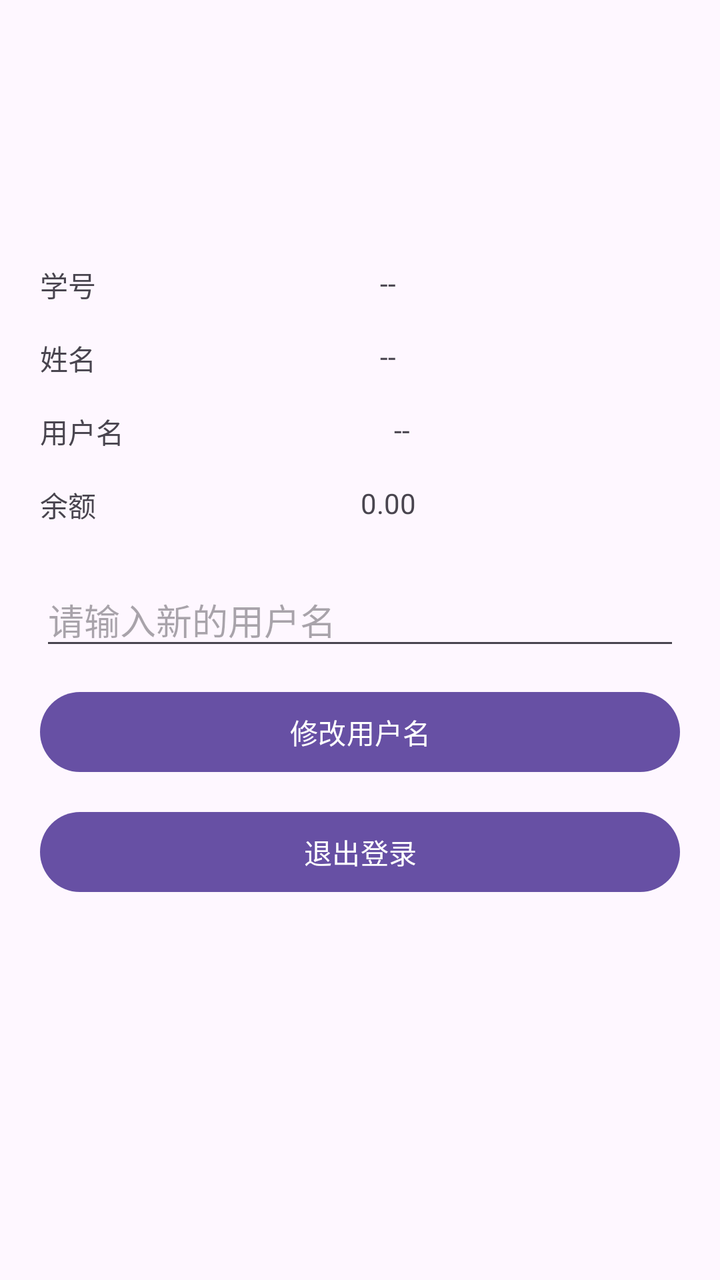
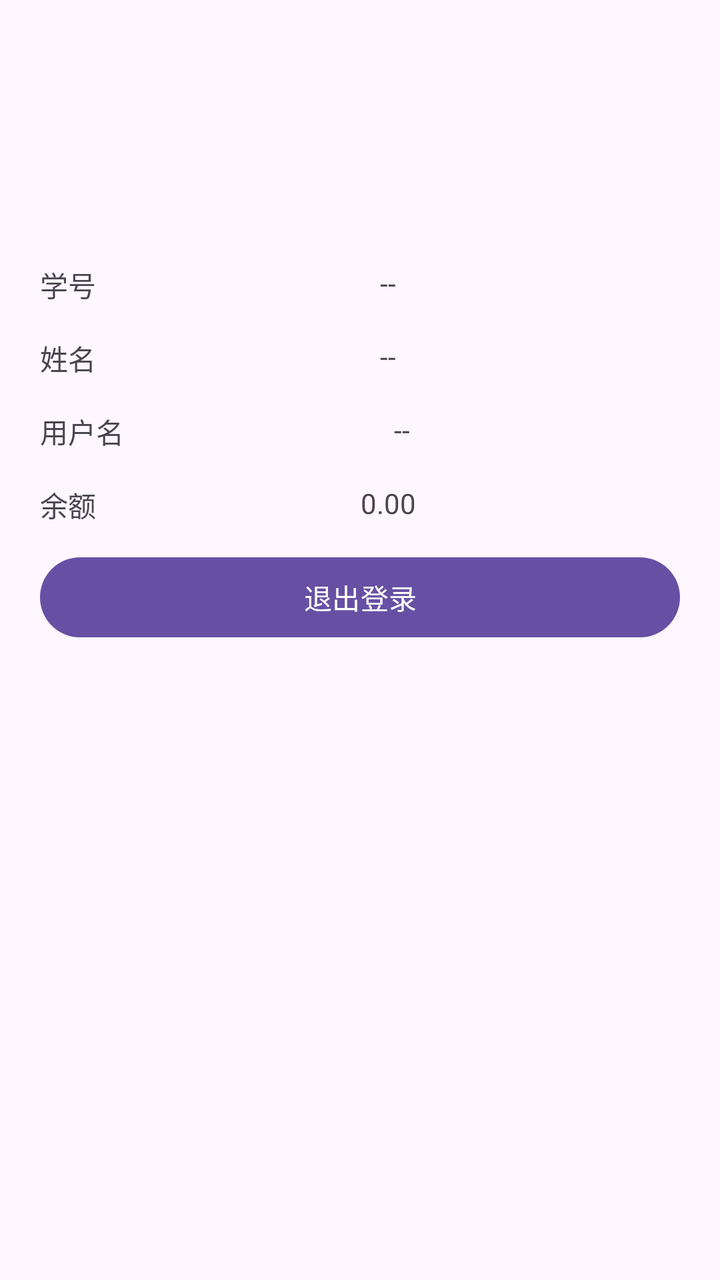

Screens rendered from an Android XML layout before and after an edit, with the pre-edit source and the edit as a unified diff.
<!-- AndroidManifest.xml: application theme Theme.TESTD -->
<!-- res/layout/fragment_profile.xml -->
<?xml version="1.0" encoding="utf-8"?>
<androidx.constraintlayout.widget.ConstraintLayout xmlns:android="http://schemas.android.com/apk/res/android"
    xmlns:app="http://schemas.android.com/apk/res-auto"
    android:layout_width="match_parent"
    android:layout_height="match_parent"
    android:padding="20dp">

    <ImageView
        android:id="@+id/ivAvatar"
        android:layout_width="96dp"
        android:layout_height="96dp"
        android:contentDescription="@string/avatar"
        app:layout_constraintEnd_toEndOf="parent"
        app:layout_constraintStart_toStartOf="parent"
        app:layout_constraintTop_toTopOf="parent" />

    <TextView
        android:id="@+id/labelStudentId"
        android:layout_width="wrap_content"
        android:layout_height="wrap_content"
        android:layout_marginTop="16dp"
        android:text="@string/student_id_label"
        app:layout_constraintStart_toStartOf="parent"
        app:layout_constraintTop_toBottomOf="@id/ivAvatar" />

    <TextView
        android:id="@+id/tvStudentId"
        android:layout_width="0dp"
        android:layout_height="wrap_content"
        android:text="--"
        app:layout_constraintEnd_toEndOf="parent"
        app:layout_constraintStart_toEndOf="@id/labelStudentId"
        app:layout_constraintTop_toTopOf="@id/labelStudentId"
        app:layout_constraintWidth_default="wrap" />

    <TextView
        android:id="@+id/labelName"
        android:layout_width="wrap_content"
        android:layout_height="wrap_content"
        android:layout_marginTop="16dp"
        android:text="@string/name_label"
        app:layout_constraintStart_toStartOf="parent"
        app:layout_constraintTop_toBottomOf="@id/labelStudentId" />

    <TextView
        android:id="@+id/tvName"
        android:layout_width="0dp"
        android:layout_height="wrap_content"
        android:text="--"
        app:layout_constraintEnd_toEndOf="parent"
        app:layout_constraintStart_toEndOf="@id/labelName"
        app:layout_constraintTop_toTopOf="@id/labelName"
        app:layout_constraintWidth_default="wrap" />

    <TextView
        android:id="@+id/labelUsername"
        android:layout_width="wrap_content"
        android:layout_height="wrap_content"
        android:layout_marginTop="16dp"
        android:text="@string/username_label"
        app:layout_constraintStart_toStartOf="parent"
        app:layout_constraintTop_toBottomOf="@id/labelName" />

    <TextView
        android:id="@+id/tvUsername"
        android:layout_width="0dp"
        android:layout_height="wrap_content"
        android:text="--"
        app:layout_constraintEnd_toEndOf="parent"
        app:layout_constraintStart_toEndOf="@id/labelUsername"
        app:layout_constraintTop_toTopOf="@id/labelUsername"
        app:layout_constraintWidth_default="wrap" />

    <TextView
        android:id="@+id/labelBalance"
        android:layout_width="wrap_content"
        android:layout_height="wrap_content"
        android:layout_marginTop="16dp"
        android:text="@string/balance_label"
        app:layout_constraintStart_toStartOf="parent"
        app:layout_constraintTop_toBottomOf="@id/labelUsername" />

    <TextView
        android:id="@+id/tvBalance"
        android:layout_width="0dp"
        android:layout_height="wrap_content"
        android:text="0.00"
        app:layout_constraintEnd_toEndOf="parent"
        app:layout_constraintStart_toEndOf="@id/labelBalance"
        app:layout_constraintTop_toTopOf="@id/labelBalance"
        app:layout_constraintWidth_default="wrap" />

    <EditText
        android:id="@+id/etUsername"
        android:layout_width="0dp"
        android:layout_height="wrap_content"
        android:layout_marginTop="24dp"
        android:hint="@string/username_hint"
        app:layout_constraintEnd_toEndOf="parent"
        app:layout_constraintStart_toStartOf="parent"
        app:layout_constraintTop_toBottomOf="@id/labelBalance" />

    <Button
        android:id="@+id/btnUpdateUsername"
        android:layout_width="0dp"
        android:layout_height="wrap_content"
        android:layout_marginTop="12dp"
        android:text="@string/update_username"
        app:layout_constraintEnd_toEndOf="parent"
        app:layout_constraintStart_toStartOf="parent"
        app:layout_constraintTop_toBottomOf="@id/etUsername" />

    <Button
        android:id="@+id/btnLogout"
        android:layout_width="0dp"
        android:layout_height="wrap_content"
        android:layout_marginTop="12dp"
        android:text="@string/logout"
        app:layout_constraintEnd_toEndOf="parent"
        app:layout_constraintStart_toStartOf="parent"
        app:layout_constraintTop_toBottomOf="@id/btnUpdateUsername" />

</androidx.constraintlayout.widget.ConstraintLayout>
<!-- resources referenced by this layout -->
<resources>
  <string name="avatar">头像</string>
  <string name="balance_label">余额</string>
  <string name="logout">退出登录</string>
  <string name="name_label">姓名</string>
  <string name="student_id_label">学号</string>
  <string name="update_username">修改用户名</string>
  <string name="username_hint">请输入新的用户名</string>
  <string name="username_label">用户名</string>
  <style name="Theme.TESTD" parent="Base.Theme.TESTD" />
  <style name="Base.Theme.TESTD" parent="Theme.Material3.DayNight.NoActionBar">
          
          
      </style>
</resources>

<!-- the commit's change to res/layout/fragment_profile.xml (unified diff, before → after) -->
@@ -66,6 +66,8 @@
         android:layout_width="0dp"
         android:layout_height="wrap_content"
         android:text="--"
+        android:clickable="true"
+        android:focusable="true"
         app:layout_constraintEnd_toEndOf="parent"
         app:layout_constraintStart_toEndOf="@id/labelUsername"
         app:layout_constraintTop_toTopOf="@id/labelUsername"
@@ -96,6 +98,7 @@
         android:layout_height="wrap_content"
         android:layout_marginTop="24dp"
         android:hint="@string/username_hint"
+        android:visibility="gone"
         app:layout_constraintEnd_toEndOf="parent"
         app:layout_constraintStart_toStartOf="parent"
         app:layout_constraintTop_toBottomOf="@id/labelBalance" />
@@ -105,7 +108,8 @@
         android:layout_width="0dp"
         android:layout_height="wrap_content"
         android:layout_marginTop="12dp"
-        android:text="@string/update_username"
+        android:text="@string/confirm"
+        android:visibility="gone"
         app:layout_constraintEnd_toEndOf="parent"
         app:layout_constraintStart_toStartOf="parent"
         app:layout_constraintTop_toBottomOf="@id/etUsername" />
<!-- resource entries referenced after the edit -->
@@ -2,10 +2,10 @@
 <resources>
   <string name="avatar">头像</string>
   <string name="balance_label">余额</string>
+  <string name="confirm">确定</string>
   <string name="logout">退出登录</string>
   <string name="name_label">姓名</string>
   <string name="student_id_label">学号</string>
-  <string name="update_username">修改用户名</string>
   <string name="username_hint">请输入新的用户名</string>
   <string name="username_label">用户名</string>
   <style name="Theme.TESTD" parent="Base.Theme.TESTD" />
